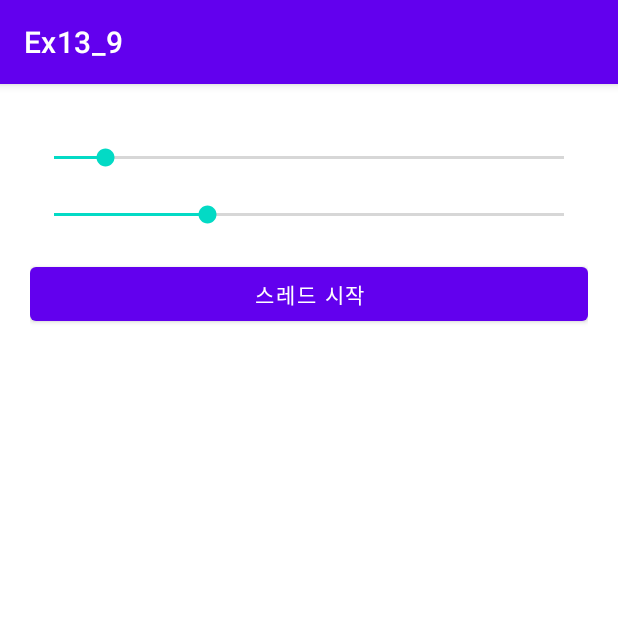
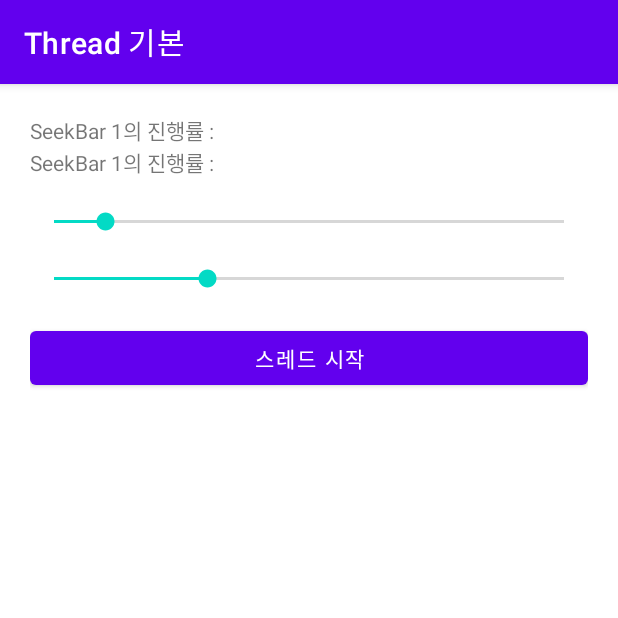
Before and after one commit to yo-nseo/Ex13_9, an Android app: the screen it shows after launch (MainActivity), on a phone screen of 412 x 824 dp, the top half of it. Run offline under Robolectric (Android 15) with nearby library versions, the phone set to English and light mode, and no system bars.

Commit message:
Edit activity_main.xml add TextView

```diff
--- a/app/src/main/java/kr/hs/emirim/ohyoonseo/ex13_9/MainActivity.java
+++ b/app/src/main/java/kr/hs/emirim/ohyoonseo/ex13_9/MainActivity.java
@@ -3,12 +3,50 @@ package kr.hs.emirim.ohyoonseo.ex13_9;
 import androidx.appcompat.app.AppCompatActivity;
 
 import android.os.Bundle;
+import android.os.SystemClock;
+import android.view.View;
+import android.widget.Button;
+import android.widget.SeekBar;
 
 public class MainActivity extends AppCompatActivity {
+    SeekBar seek1, seek2;
 
     @Override
     protected void onCreate(Bundle savedInstanceState) {
         super.onCreate(savedInstanceState);
         setContentView(R.layout.activity_main);
+
+        setTitle("Thread 기본");
+        seek1 = findViewById(R.id.seek1);
+        seek2 = findViewById(R.id.seek2);
+        Button btnStart = findViewById(R.id.btn_start);
+
+        btnStart.setOnClickListener(new View.OnClickListener() {
+            @Override
+            public void onClick(View v) {
+                Thread thread1 = new Thread() {
+                    @Override
+                    public void run() {
+                        for (int i = seek1.getProgress(); i < 100; i+=2) {
+                            seek1.setProgress(seek1.getProgress() + 2);
+                            SystemClock.sleep(100);
+                        }
+                    }
+                };
+
+                thread1.start();
+
+                Thread thread2 = new Thread() {
+                    @Override
+                    public void run() {
+                        for (int i = seek2.getProgress(); i < 100; i++) {
+                            seek2.setProgress(seek2.getProgress() + 1);
+                            SystemClock.sleep(100);
+                        }
+                    }
+                };
+                thread2.start();
+            }
+        });
     }
 }
--- a/app/src/main/res/layout/activity_main.xml
+++ b/app/src/main/res/layout/activity_main.xml
@@ -7,6 +7,18 @@
     android:orientation="vertical"
     android:padding="20dp"
     tools:context=".MainActivity">
+
+    <TextView
+        android:id="@+id/tv1"
+        android:text="@string/tv1"
+        android:layout_width="match_parent"
+        android:layout_height="wrap_content" />
+
+    <TextView
+        android:id="@+id/tv2"
+        android:text="@string/tv2"
+        android:layout_width="match_parent"
+        android:layout_height="wrap_content" />
 
     <SeekBar
         android:id="@+id/seek1"
--- a/app/src/main/res/values/strings.xml
+++ b/app/src/main/res/values/strings.xml
@@ -1,4 +1,6 @@
 <resources>
     <string name="app_name">Ex13_9</string>
     <string name="btn_start">스레드 시작</string>
+    <string name="tv1">SeekBar 1의 진행률 : </string>
+    <string name="tv2">SeekBar 1의 진행률 : </string>
 </resources>
```
